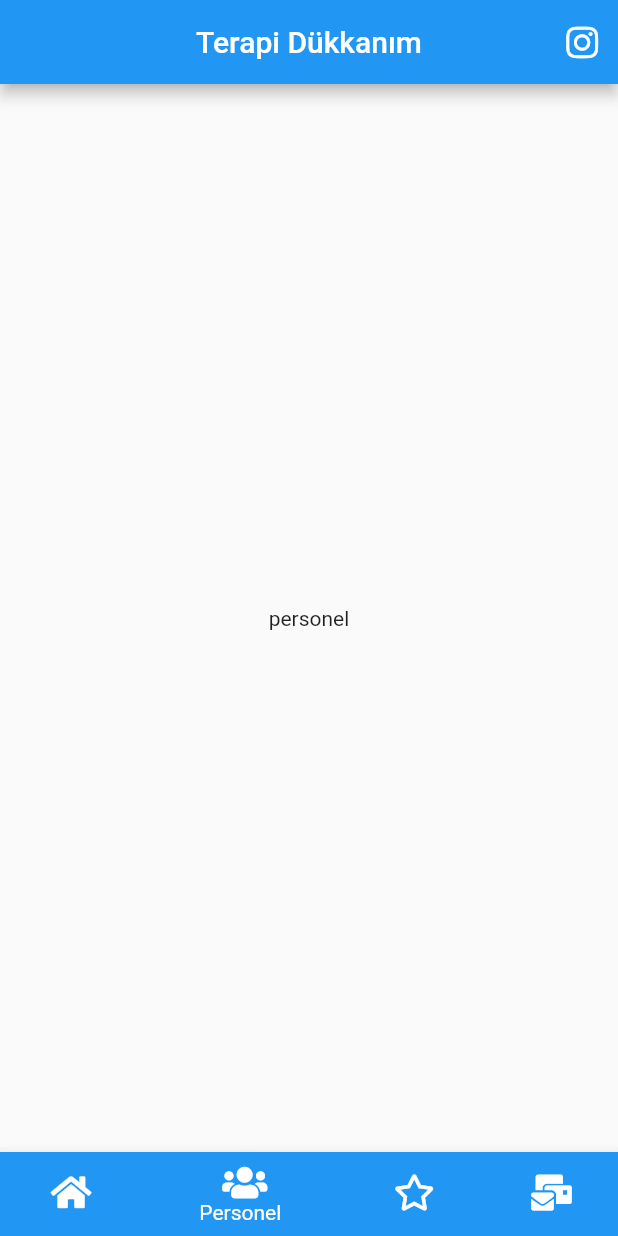
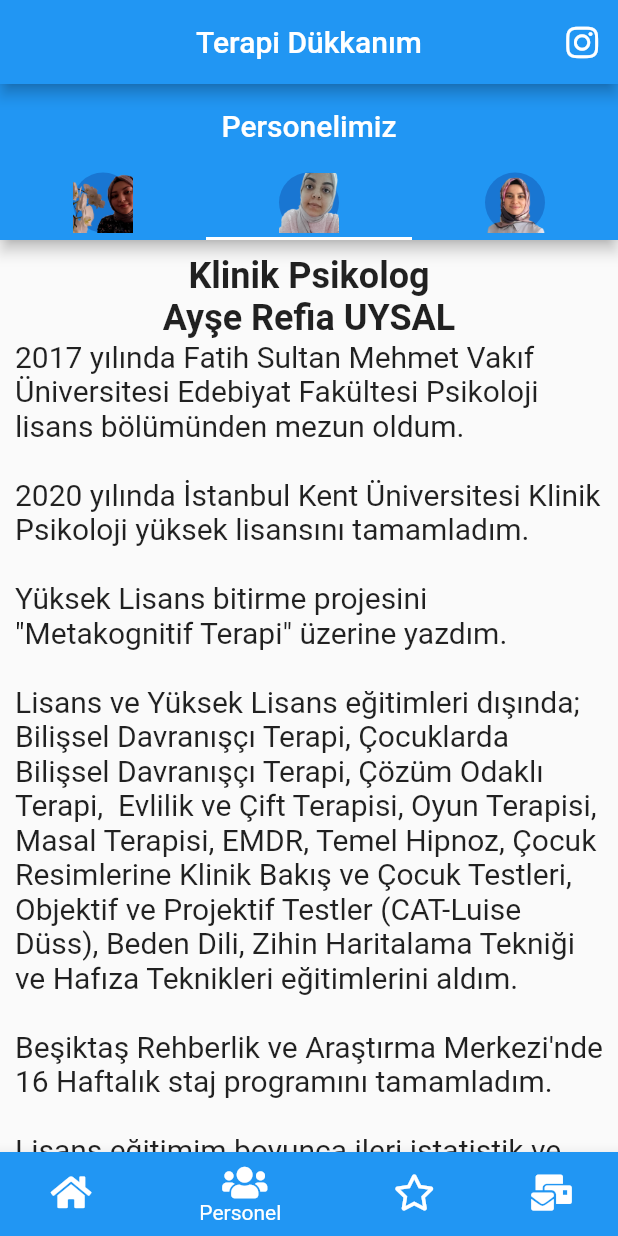
Before and after one commit to yakupbilgen/terapidukkanim, a Flutter app: the screen it shows after launch, item 2 of the bottom bar chosen, on a phone screen of 412 x 824 dp. Run offline on Flutter 3.47's test engine with Material 2 defaults, Android fonts, the phone set to English and light mode, and no system bars; our stand-ins replace font_awesome_flutter.

Commit message:
personel screen complate

```diff
--- a/lib/screen/bottomappbar/personel.dart
+++ b/lib/screen/bottomappbar/personel.dart
@@ -1,10 +1,84 @@
 import 'package:flutter/material.dart';
+import 'package:terapidukkanim/widgets/personel_widget.dart';
 
 class PersonelScreenBottomBar extends StatelessWidget {
   @override
   Widget build(BuildContext context) {
-    return Container(
-      child: Center(child: Text('personel')),
+    final String ayseImage = 'assets/images/personel/ayse.png';
+    final String ayseTitle = 'Klinik Psikolog';
+    final String ayseName = 'Ayşe Refia UYSAL';
+    final String ayseText =
+        """2017 yılında Fatih Sultan Mehmet Vakıf Üniversitesi Edebiyat Fakültesi Psikoloji lisans bölümünden mezun oldum.
+
+2020 yılında İstanbul Kent Üniversitesi Klinik Psikoloji yüksek lisansını tamamladım.
+
+Yüksek Lisans bitirme projesini "Metakognitif Terapi" üzerine yazdım.
+
+Lisans ve Yüksek Lisans eğitimleri dışında; Bilişsel Davranışçı Terapi, Çocuklarda Bilişsel Davranışçı Terapi, Çözüm Odaklı Terapi,  Evlilik ve Çift Terapisi, Oyun Terapisi, Masal Terapisi, EMDR, Temel Hipnoz, Çocuk Resimlerine Klinik Bakış ve Çocuk Testleri, Objektif ve Projektif Testler (CAT-Luise Düss), Beden Dili, Zihin Haritalama Tekniği ve Hafıza Teknikleri eğitimlerini aldım.
+
+Beşiktaş Rehberlik ve Araştırma Merkezi'nde 16 Haftalık staj programını tamamladım.
+
+Lisans eğitimim boyunca ileri istatistik ve SPSS üzerine ileri düzey eğitimler aldım ve psikoloji bilimine katkı sağlayacak araştırmalarda yer almaktayım.
+
+Aile Danışmanlığı, Cinsel Terapi, Kabul ve Kararlılık Terapisi (ACT) eğitimlerine devam etmekteyim.
+
+Bireysel Terapi, Aile ve Çift Terapisi, Grup Terapisi (Yapılandırılmış Oyun Terapisi Ebeveyn Eğitimi) alanlarında danışan kabul etmekteyim.""";
+
+    final String elifNurImage = 'assets/images/personel/elifnur.png';
+    final String elifnurTitle = 'Psikolojik Danışman';
+    final String elifnurName = 'Elif Nur ERGÜN';
+    final String elifnurText =
+        """2019 yılında Bahçeşehir Üniversitesi Eğitim Bilimleri Fakültesi Psikolojik Danışmanlık ve Rehberlik bölümünden mezun oldum.
+
+2016-2019 Bahçeşehir Üniversitesi'nde Yrd. Dr. Nevin Dölek, Prof. Dr. Aynur Eren Gümüş, Prof. Dr. Özlem Karaırmak, Prof. Dr. Berna Güloğlu ve Prof. Dr. Bilge Uzun'dan birden fazla ders alarak ve Psikodrama Enstitüsü'nden Deniz Altınay'dan ders alma fırsatı bularak ayrıcalıklı bir lisans hayatı geçirdim.
+
+2019 yılında, mezuniyetimden sonra gönüllü psikolojik danışma veren ekiplerle çalıştım.
+
+2021 Ocak – Mart tarihlerinde İngiltere'deki bir psikolojik danışmanlık şirketi olan Lifelong Counseling’ten EMDR eğitimi aldım, teorik, uygulama ve süpervizyon aşamasından geçtim. Sertifikamı aldım.
+
+Şuan Life Psikoloji'den Cinsel Terapi ve Evlilik ve Çift Terapi eğitimini alıyorum.
+
+Ergen ve Yetişkin bireylerle çalışıyorum.""";
+
+    final String seymaImage = 'assets/images/personel/seyma.png';
+    final String seymaTitle = 'Psikolojik Danışman';
+    final String seymaName = 'Şeyma ALBAYRAK';
+    final String seymaText =
+        """2016 yılında Erciyes Üniversitesi Eğitim Bilimleri Fakültesi Psikolojik Danışmanlık ve Rehberlik bölümünden mezun oldum.
+2014-2016 yılları arasında ortaöğretim kurumlarında stajlarımı tamamladım. Ardından yaklaşık iki yıl ortaöğretim kurumlarında psikolojik danışmanlık yaptım. Şu an hala özel eğitim kurs merkezlerinde psikolojik danışmanlık hizmeti sunmaktayım.
+Eğitim sürecimde ve sonrasında almış olduğum eğitimler; Hipnotik Yeniden İşleme Terapisi, Bilişsel Davranışçı Terapi, Çözüm Odaklı Kısa Süreli Terapi, Aile Danışmanlığı, Filial Terapi, Çocuk Resimlerinin Psiko-Pedagojik Analizi ve Çocuk Testleri Eğitimi, Projektif Testler, Çocuk İstismarında İlk Görüşme Teknikleri.
+Bireysel Terapi (Ergen-Yetişkin) , Aile Terapisi ve Ebeveyn-Çocuk İlişkisine (Filial Terapi) yönelik danışan kabul etmekteyim.""";
+    return DefaultTabController(
+      initialIndex: 1,
+      length: 3,
+      child: Scaffold(
+        appBar: AppBar(
+          centerTitle: true,
+          title: const Text('Personelimiz'),
+          bottom: TabBar(
+            tabs: <Widget>[
+              Tab(
+                icon: CircleAvatar(child: Image.asset(elifNurImage)),
+                iconMargin: EdgeInsets.all(100),
+              ),
+              Tab(
+                icon: CircleAvatar(child: Image.asset(ayseImage)),
+              ),
+              Tab(
+                icon: CircleAvatar(child: Image.asset(seymaImage)),
+              ),
+            ],
+          ),
+        ),
+        body: TabBarView(
+          children: <Widget>[
+            PersonelWidget(
+                title: elifnurTitle, name: elifnurName, text: elifnurText),
+            PersonelWidget(title: ayseTitle, name: ayseName, text: ayseText),
+            PersonelWidget(title: seymaTitle, name: seymaName, text: seymaText),
+          ],
+        ),
+      ),
     );
   }
 }
--- /dev/null
+++ b/lib/widgets/personel_widget.dart
@@ -0,0 +1,44 @@
+import 'package:flutter/material.dart';
+
+class PersonelWidget extends StatelessWidget {
+  PersonelWidget(
+      {Key key, @required this.title, @required this.name, @required this.text})
+      : super(key: key);
+  final String title;
+  final String name;
+  final String text;
+
+  @override
+  Widget build(BuildContext context) {
+    return SingleChildScrollView(
+      child: Container(
+        margin: EdgeInsets.all(10),
+        child: Column(
+          children: [
+            Text(
+              title,
+              style: TextStyle(
+                  fontSize: Theme.of(context).textTheme.headline5.fontSize,
+                  fontWeight: FontWeight.bold),
+            ),
+            Text(
+              name,
+              style: TextStyle(
+                  fontSize: Theme.of(context).textTheme.headline5.fontSize,
+                  fontWeight: FontWeight.bold),
+            ),
+            Text(
+              text,
+              style: TextStyle(
+                  fontSize: Theme.of(context).textTheme.headline6.fontSize),
+            ),
+            ElevatedButton(
+                onPressed: () =>
+                    Navigator.pushNamed(context, "/appointmentScreen"),
+                child: Text('Randevu Almak İçin Tıklayınız.'))
+          ],
+        ),
+      ),
+    );
+  }
+}
--- a/pubspec.yaml
+++ b/pubspec.yaml
@@ -43,6 +43,7 @@ flutter:
   # To add assets to your application, add an assets section, like this:
   assets:
     - assets/images/
+    - assets/images/personel/
 
   # An image asset can refer to one or more resolution-specific "variants", see
   # https://flutter.dev/assets-and-images/#resolution-aware.
```
Also changed, not shown: assets/images/personel/ayse.png (added), assets/images/personel/elifnur.png (added), assets/images/personel/seyma.png (added).
